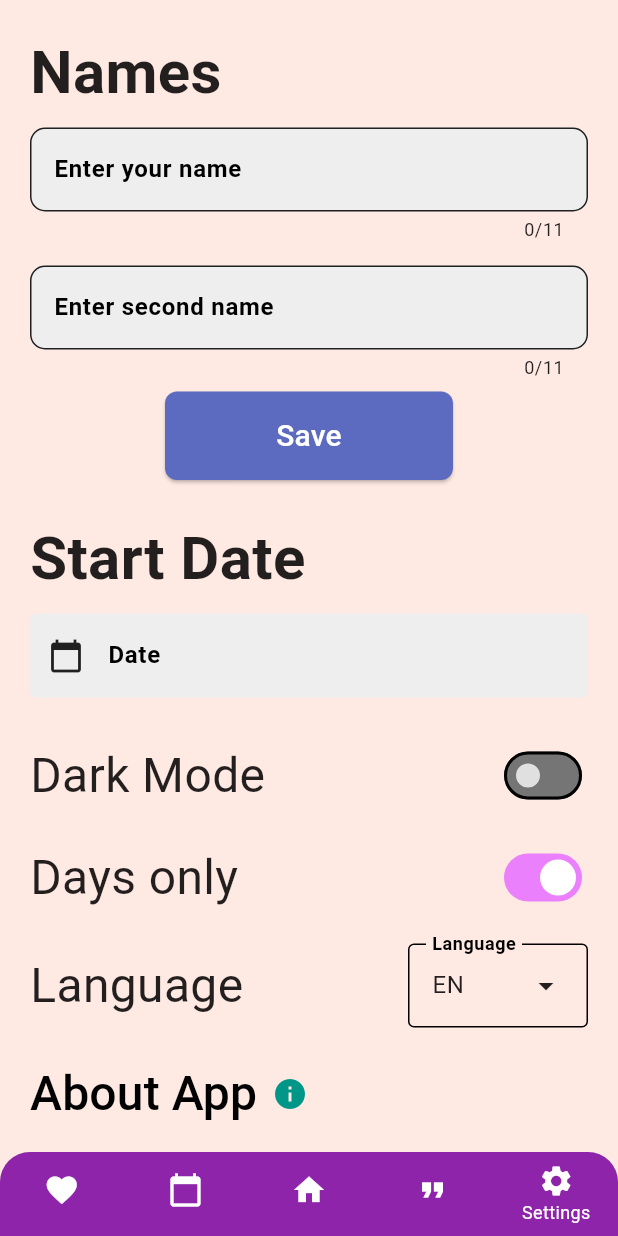
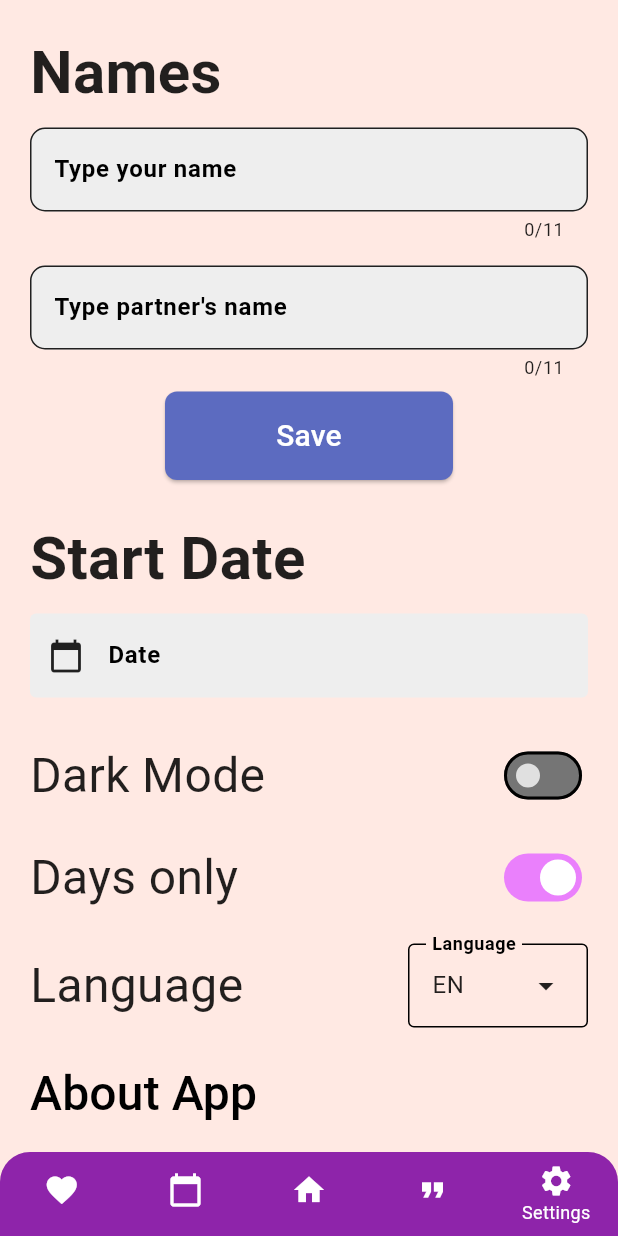
Before and after one commit to Fearplay/couplefy, a Flutter app: the screen it shows after launch, item 5 of the bottom bar chosen, on a phone screen of 412 x 824 dp. Run offline on Flutter 3.47's test engine with Material 3 defaults, Android fonts, the phone set to English and light mode, and no system bars; our stand-ins replace google_fonts, image_picker, shared_preferences; missing offline and left inert: dart:ffi.

Commit message:
localization was fixed, delay was deleted, app_icon was changed, image picker was changed

```diff
--- a/lib/l10n/app_cs.arb
+++ b/lib/l10n/app_cs.arb
@@ -17,8 +17,8 @@
   "quotesTabName": "Citáty",
   "settingsTabName": "Nastavení",
   "settingsNameTitle": "Jména",
-  "firstNameHint": "Zadej své jméno",
-  "secondNameHint": "Zadej jméno druhé osoby",
+  "firstNameHint": "Zadejte své jméno",
+  "secondNameHint": "Zadejte jméno partnera",
   "quoteButton": "Nový Citát",
   "saveButton": "Uložit",
   "namesFallback": "Musíš zadat obě jména v nastavení!",
@@ -56,7 +56,7 @@
       "countDays": {}
     }
   },
-    "darkModeText": "Dark Mode",
+    "darkModeText": "Tmavý režim",
   "showOnlyDaysText": "Jen dny",
   "appLanguageText": "Jazyk",
     "appLanguageMenuLabel": "Jazyk",
--- a/lib/l10n/app_en.arb
+++ b/lib/l10n/app_en.arb
@@ -17,8 +17,8 @@
   "quotesTabName": "Quotes",
   "settingsTabName": "Settings",
   "settingsNameTitle": "Names",
-  "firstNameHint": "Enter your name",
-  "secondNameHint": "Enter second name",
+  "firstNameHint": "Type your name",
+  "secondNameHint": "Type partner's name",
   "quoteButton": "New Quote",
   "saveButton": "Save",
   "namesFallback": "You need to update both names in the settings!",
--- a/lib/l10n/app_localizations.dart
+++ b/lib/l10n/app_localizations.dart
@@ -164,13 +164,13 @@ abstract class AppLocalizations {
   /// No description provided for @firstNameHint.
   ///
   /// In en, this message translates to:
-  /// **'Enter your name'**
+  /// **'Type your name'**
   String get firstNameHint;
 
   /// No description provided for @secondNameHint.
   ///
   /// In en, this message translates to:
-  /// **'Enter second name'**
+  /// **'Type partner\'s name'**
   String get secondNameHint;
 
   /// No description provided for @quoteButton.
--- a/lib/l10n/app_localizations_cs.dart
+++ b/lib/l10n/app_localizations_cs.dart
@@ -44,10 +44,10 @@ class AppLocalizationsCs extends AppLocalizations {
   String get settingsNameTitle => 'Jména';
 
   @override
-  String get firstNameHint => 'Zadej své jméno';
+  String get firstNameHint => 'Zadejte své jméno';
 
   @override
-  String get secondNameHint => 'Zadej jméno druhé osoby';
+  String get secondNameHint => 'Zadejte jméno partnera';
 
   @override
   String get quoteButton => 'Nový Citát';
@@ -116,7 +116,7 @@ class AppLocalizationsCs extends AppLocalizations {
   }
 
   @override
-  String get darkModeText => 'Dark Mode';
+  String get darkModeText => 'Tmavý režim';
 
   @override
   String get showOnlyDaysText => 'Jen dny';
--- a/lib/l10n/app_localizations_en.dart
+++ b/lib/l10n/app_localizations_en.dart
@@ -44,10 +44,10 @@ class AppLocalizationsEn extends AppLocalizations {
   String get settingsNameTitle => 'Names';
 
   @override
-  String get firstNameHint => 'Enter your name';
+  String get firstNameHint => 'Type your name';
 
   @override
-  String get secondNameHint => 'Enter second name';
+  String get secondNameHint => 'Type partner\'s name';
 
   @override
   String get quoteButton => 'New Quote';
--- a/lib/main.dart
+++ b/lib/main.dart
@@ -17,6 +17,5 @@ SystemChrome.setPreferredOrientations([
   await SharedPreferencesUtils.init();
   // SystemChrome.setEnabledSystemUIMode(SystemUiMode.manual, overlays: [SystemUiOverlay.top]);
   // SystemChrome.setEnabledSystemUIMode(SystemUiMode.immersiveSticky);
-  await Future.delayed(Duration(seconds: 3));
   runApp(MyApp());
 }
--- a/lib/widgets/settings/options/about_row.dart
+++ b/lib/widgets/settings/options/about_row.dart
@@ -14,12 +14,13 @@ class AboutRow extends StatelessWidget {
         TextButton(
           onPressed: () {
             showAboutDialog(
-                context: context,
-                applicationName: 'Couplefy',
-                applicationVersion: '1.0.0',
-                applicationLegalese: '© 2025 FairplayX',
-                applicationIcon: Image.asset('assets/images/app_icon.png',
-                    width: 48, height: 48));
+              context: context,
+              applicationName: 'Couplefy',
+              applicationVersion: '1.0.0',
+              applicationLegalese: '© 2025 FairplayX',
+              applicationIcon: Image.asset('assets/images/app_icon.png',
+                  width: 48, height: 48),
+            );
           },
           style: AppButtonStyles.aboutButton(context),
           child: Text(
@@ -31,7 +32,7 @@ class AboutRow extends StatelessWidget {
           width: 10,
         ),
         // Text(AppLocalizations.of(context)!.infoButton,          style: AppTextStyles.optionsText(context),),
-        Icon(Icons.info),
+        // Icon(Icons.info),
       ],
     );
   }
```
Also changed, not shown: lib/widgets/lovescreen/love_counter_image_pick.dart (+6 -6 lines), assets/images/app_icon.png.
